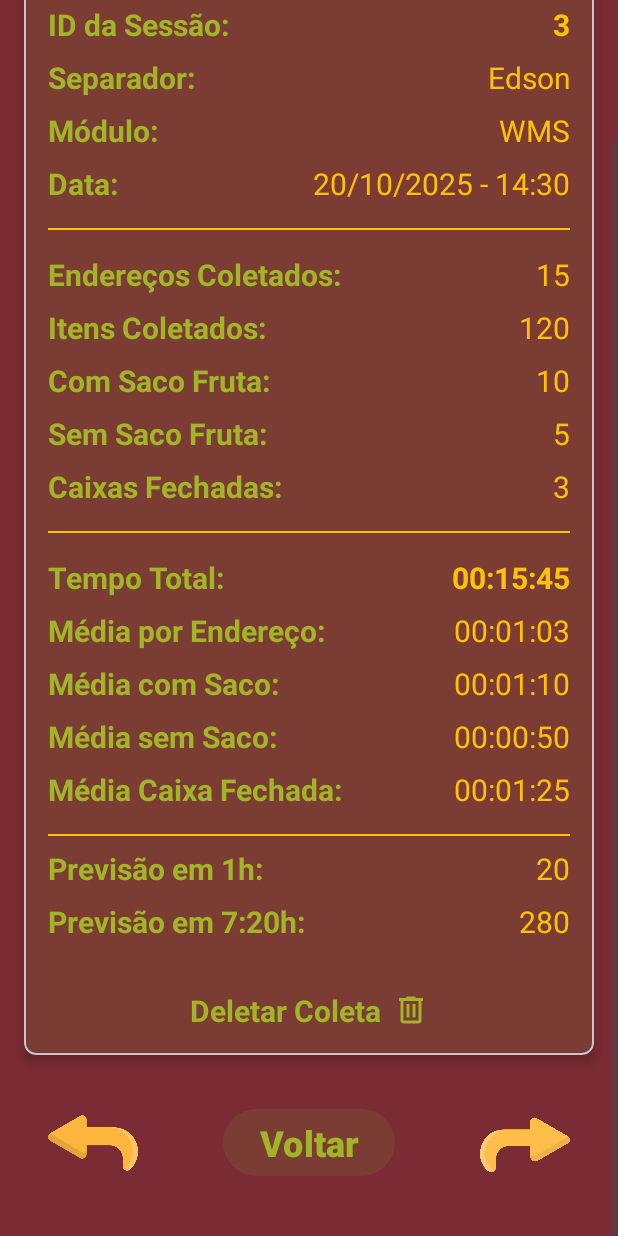
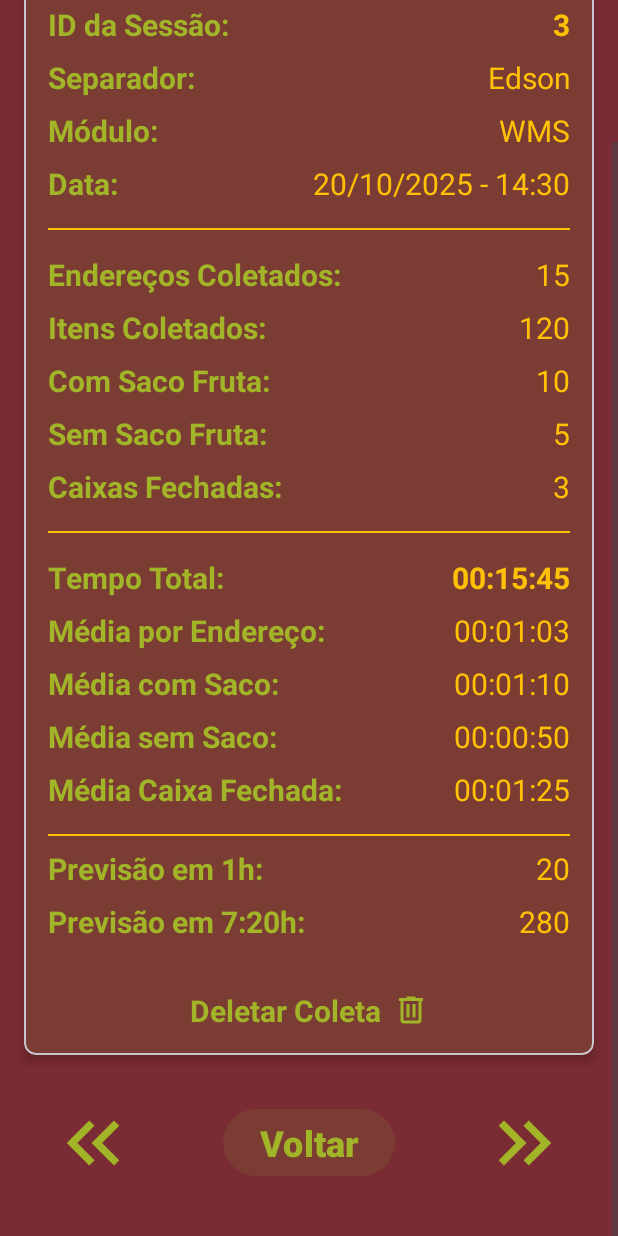
Before and after one commit to EdsJDev/LogiMeta, an Android app: the layout activity_historico_de_testes.xml on its own in the app's theme, with its tools: preview values and no code run, scrolled down 107 dp, on a phone screen of 412 x 824 dp. Run offline under Robolectric (Android 15) with nearby library versions, the phone set to English and light mode, and no system bars.

Commit message:
changed arrows from historico de testes

```diff
--- /dev/null
+++ b/app/src/main/res/drawable/seta_arrow_left_24.xml
@@ -0,0 +1,5 @@
+<vector xmlns:android="http://schemas.android.com/apk/res/android" android:autoMirrored="true" android:height="24dp" android:tint="#A2B427" android:viewportHeight="960" android:viewportWidth="960" android:width="24dp">
+
+    <path android:fillColor="@android:color/white" android:pathData="M440,720L200,480L440,240L496,296L313,480L496,664L440,720ZM704,720L464,480L704,240L760,296L577,480L760,664L704,720Z"/>
+
+</vector>
--- /dev/null
+++ b/app/src/main/res/drawable/seta_arrow_right_24.xml
@@ -0,0 +1,5 @@
+<vector xmlns:android="http://schemas.android.com/apk/res/android" android:autoMirrored="true" android:height="24dp" android:tint="#A2B427" android:viewportHeight="960" android:viewportWidth="960" android:width="24dp">
+
+    <path android:fillColor="@android:color/white" android:pathData="M383,480L200,296L256,240L496,480L256,720L200,664L383,480ZM647,480L464,296L520,240L760,480L520,720L464,664L647,480Z"/>
+
+</vector>
--- a/app/src/main/res/layout/activity_historico_de_testes.xml
+++ b/app/src/main/res/layout/activity_historico_de_testes.xml
@@ -485,7 +485,7 @@
             app:layout_constraintBottom_toBottomOf="@+id/historico_voltar_button"
             app:layout_constraintStart_toStartOf="parent"
             app:layout_constraintTop_toTopOf="@+id/historico_voltar_button"
-            app:srcCompat="@drawable/arrow2" />
+            app:srcCompat="@drawable/seta_arrow_left_24" />
 
         <ImageView
             android:id="@+id/next_imageView"
@@ -495,7 +495,7 @@
             app:layout_constraintBottom_toBottomOf="@+id/historico_voltar_button"
             app:layout_constraintEnd_toEndOf="parent"
             app:layout_constraintTop_toTopOf="@+id/historico_voltar_button"
-            app:srcCompat="@drawable/arrow1" />
+            app:srcCompat="@drawable/seta_arrow_right_24" />
 
         <Button
             android:id="@+id/historico_voltar_button"
```
